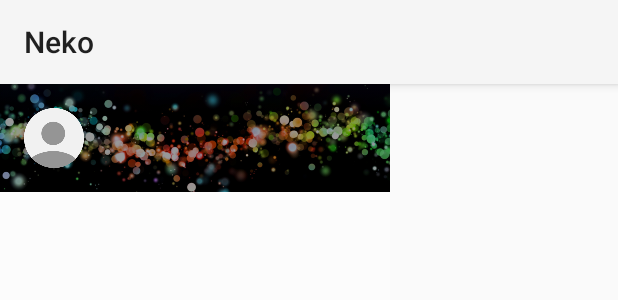
After one commit to zeuxisoo/android-neko, an Android app: the layout include_drawer_menu.xml on its own in the app's theme, with its tools: preview values and no code run, on a phone screen of 412 x 824 dp. The commit adds this screen. Shown: the top 300 px of the screen. Run offline under Robolectric (Android 15) with nearby library versions, the phone set to English and light mode, and no system bars.

Commit message:
add user info into draw menu

```diff
--- a/app/build.gradle
+++ b/app/build.gradle
@@ -21,6 +21,10 @@ android {
         sourceCompatibility JavaVersion.VERSION_1_8
         targetCompatibility JavaVersion.VERSION_1_8
     }
+    packagingOptions {
+        exclude 'META-INF/NOTICE'
+        exclude 'META-INF/LICENSE'
+    }
 }
 
 dependencies {
@@ -31,4 +35,5 @@ dependencies {
     compile 'cn.pedant.sweetalert:library:1.1'
     compile 'com.j256.ormlite:ormlite-android:4.48'
     compile 'com.android.support:appcompat-v7:21.0.+'
+    compile 'com.fasterxml.jackson.core:jackson-databind:2.4.3'
 }
--- /dev/null
+++ b/app/src/main/java/im/after/app/entity/BaseEntity.java
@@ -0,0 +1,6 @@
+package im.after.app.entity;
+
+import java.io.Serializable;
+
+public class BaseEntity implements Serializable {
+}
--- a/app/src/main/java/im/after/app/entity/LoginEntity.java
+++ b/app/src/main/java/im/after/app/entity/LoginEntity.java
@@ -4,7 +4,7 @@ import com.j256.ormlite.field.DatabaseField;
 import com.j256.ormlite.table.DatabaseTable;
 
 @DatabaseTable(tableName = "login")
-public class LoginEntity {
+public class LoginEntity extends BaseEntity {
 
     @DatabaseField(generatedId = true)
     private int id;
--- /dev/null
+++ b/app/src/main/res/layout/include_drawer_menu.xml
@@ -0,0 +1,88 @@
+<?xml version="1.0" encoding="utf-8"?>
+<ScrollView xmlns:android="http://schemas.android.com/apk/res/android"
+    android:layout_width="260dp"
+    android:layout_height="match_parent"
+    android:layout_gravity="start"
+    android:id="@+id/drawerMenu"
+    android:background="#88FFFFFF"
+    android:fitsSystemWindows="true">
+
+    <LinearLayout
+        android:layout_width="match_parent"
+        android:layout_height="wrap_content"
+        android:orientation="vertical">
+
+        <!-- header -->
+        <FrameLayout
+            android:layout_width="match_parent"
+            android:layout_height="72dp">
+
+            <ImageView android:layout_width="match_parent"
+                android:layout_height="match_parent"
+                android:scaleType="centerCrop"
+                android:src="@drawable/include_drawer_menu_user_background_image"
+                android:tint="#6000" />
+
+            <RelativeLayout
+                android:layout_width="match_parent"
+                android:layout_height="wrap_content"
+                android:paddingLeft="16dp"
+                android:paddingRight="16dp"
+                android:paddingTop="16dp">
+
+                <!-- Profile > Username > Email -->
+                <ImageView android:layout_width="40dp"
+                    android:layout_height="40dp"
+                    android:src="@drawable/include_drawer_menu_user_default_avatar_image"
+                    android:scaleType="centerCrop"
+                    android:id="@+id/imageViewUserAvatar" />
+
+                <TextView
+                    android:id="@+id/textViewAccountEmail"
+                    android:layout_width="match_parent"
+                    android:layout_height="wrap_content"
+                    android:layout_marginLeft="16dp"
+                    android:layout_toRightOf="@id/imageViewUserAvatar"
+                    android:layout_alignParentBottom="true"
+                    android:paddingBottom="16dp"
+                    android:textSize="14sp"
+                    android:textColor="#deffffff"
+                    android:maxLines="1"
+                    android:singleLine="true"
+                    android:ellipsize="end" />
+
+                <TextView
+                    android:id="@+id/textViewAccountUsername"
+                    android:layout_width="match_parent"
+                    android:layout_height="wrap_content"
+                    android:layout_marginLeft="16dp"
+                    android:layout_above="@id/textViewAccountEmail"
+                    android:layout_toRightOf="@id/imageViewUserAvatar"
+                    android:textSize="18sp"
+                    android:textColor="#FFFFFFFF"
+                    android:maxLines="1"
+                    android:singleLine="true"
+                    android:ellipsize="end" />
+
+            </RelativeLayout>
+
+        </FrameLayout>
+
+        <!-- items -->
+        <FrameLayout
+            android:layout_width="match_parent"
+            android:layout_height="wrap_content">
+
+            <LinearLayout
+                android:id="@+id/navdrawer_items_list"
+                android:layout_width="match_parent"
+                android:layout_height="wrap_content"
+                android:layout_marginBottom="8dp"
+                android:layout_marginTop="8dp"
+                android:orientation="vertical" />
+
+        </FrameLayout>
+
+    </LinearLayout>
+
+</ScrollView>
```
Also changed, not shown: app/src/main/java/im/after/app/entity/UserEntity.java (added, +77 -0 lines), app/src/main/java/im/after/app/ui/LoginActivity.java (+8 -0 lines), app/src/main/java/im/after/app/ui/MainActivity.java (+23 -0 lines), app/src/main/res/layout/activity_main.xml (+1 -12 lines), app/src/main/res/drawable/include_drawer_menu_user_background_image.png (added), app/src/main/res/drawable/include_drawer_menu_user_default_avatar_image.png (added), 1 other file.
